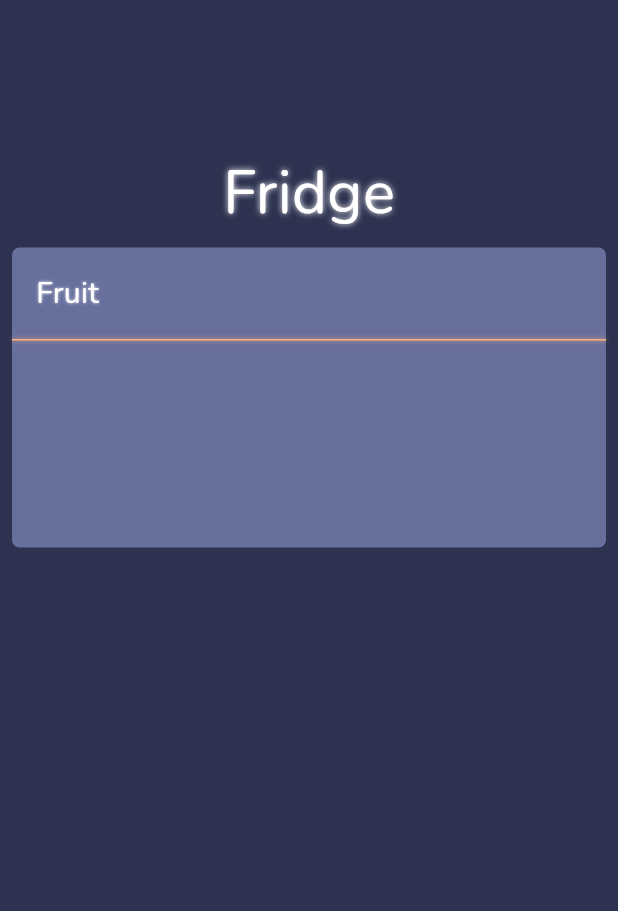
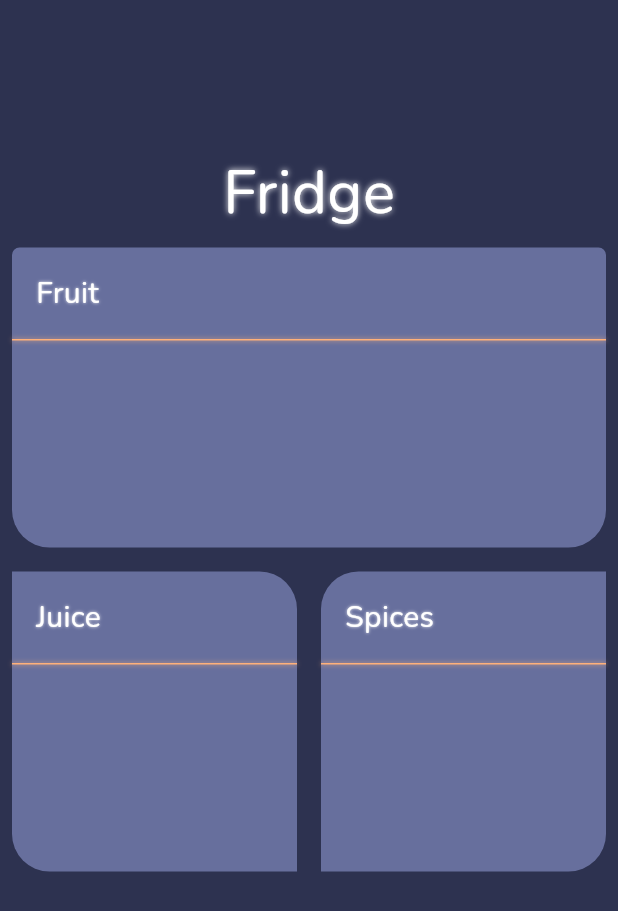
Before and after one commit to Omecraft/Autochief, a Flutter app: the Fridge screen opened by its route, on a phone screen of 412 x 824 dp. Shown: the top 911 px of the screen. Run offline on Flutter 3.47's test engine with Material 3 defaults, Android fonts, the phone set to English and light mode, and no system bars; our stand-ins replace crystal_navigation_bar, custom_sliding_segmented_control, fl_chart, google_fonts, iconly, isar; accounts and stored records are empty; generated files the repository leaves out were written again; network calls fail.

Commit message:
Started the set-up of ingredients database and tried out things on the fridge page

```diff
--- a/lib/Page/addmeal.dart
+++ b/lib/Page/addmeal.dart
@@ -165,9 +165,9 @@ class Addmeal extends StatelessWidget {
               child: Padding(
                 padding: const EdgeInsets.all(8.0),
                 child: TextField(
-                  controller: mealname,
+                  controller: mealdescription,
                   decoration: const InputDecoration(
-                  hintText: 'Meal Name',
+                  hintText: 'Description',
                   hintStyle: TextStyle(
                     color: Color(0xFFffb17a),
                     fontSize: 20,
--- a/lib/Page/fridge.dart
+++ b/lib/Page/fridge.dart
@@ -1,4 +1,5 @@
 import 'package:autochiefv2/Widget/Fridgepart.dart';
+import 'package:autochiefv2/Widget/fridgepartrow.dart';
 import 'package:flutter/material.dart';
 import 'package:google_fonts/google_fonts.dart';
 
@@ -8,7 +9,7 @@ class Fridge extends StatelessWidget {
   @override
   Widget build(BuildContext context) {
     return Scaffold(
-      backgroundColor: Color(0xFF2d3250),
+      backgroundColor: const Color(0xFF2d3250),
       body: SingleChildScrollView(
         child: Column(
           children: [
@@ -31,8 +32,8 @@ class Fridge extends StatelessWidget {
           const Padding(
             padding: EdgeInsets.all(8.0),
             child: Fridgepart(namecategory: "Fruit"),
-          )
-
+          ),
+          Fridgepartrow(name1: "Juice", name2: "Spices")
 
           ],
         ),
--- a/lib/Widget/Fridgepart.dart
+++ b/lib/Widget/Fridgepart.dart
@@ -13,7 +13,12 @@ class Fridgepart extends StatelessWidget {
       width: double.infinity,
       decoration: BoxDecoration(
         color: const Color(0xFF676f9d),
-        borderRadius: BorderRadius.circular(5),
+        borderRadius: BorderRadius.only(
+          bottomRight: Radius.circular(25),
+          bottomLeft: Radius.circular(25),
+          topLeft: Radius.circular(5),
+          topRight: Radius.circular(5),
+        ),
       ),
       child: Column(
         crossAxisAlignment: CrossAxisAlignment.start,
--- /dev/null
+++ b/lib/Widget/fridgepartrow.dart
@@ -0,0 +1,117 @@
+import 'package:flutter/material.dart';
+import 'package:google_fonts/google_fonts.dart';
+
+class Fridgepartrow extends StatelessWidget {
+  final String name1;
+  final String name2;
+
+  const Fridgepartrow({super.key, required this.name1, required this.name2});
+
+  @override
+  Widget build(BuildContext context) {
+    return Row(
+      children: [
+        Expanded(
+          flex: 1,
+          child: Padding(
+            padding: const EdgeInsets.all(8.0),
+            child: Container(
+              height: 200,
+              width: double.infinity,
+              decoration: BoxDecoration(
+                color: const Color(0xFF676f9d),
+                borderRadius: BorderRadius.only(
+                  topRight: Radius.circular(25),
+                  bottomLeft: Radius.circular(25),
+                ),
+              ),
+              child: Column(
+                crossAxisAlignment: CrossAxisAlignment.start,
+                children: [
+                  Padding(
+                    padding: const EdgeInsets.all(16.0),
+                    child: Text(name1, style: GoogleFonts.nunito(
+                      fontSize: 20,
+                      color: const Color.fromARGB(255, 255, 255, 255),
+                      shadows: [
+                        const Shadow(
+                          blurRadius: 2.0,
+                          color: Color.fromARGB(255, 255, 255, 255),
+                          offset: Offset(0.0, 0.0),
+                        ),
+                      ]
+                    ),),
+                  ),
+                  Container(
+                    height: 1,
+
+                    decoration: const BoxDecoration(
+                      color:  Color(0xFFffb17a),
+                      boxShadow: [
+                        BoxShadow(
+                          blurRadius: 2.0,
+                          color: Color(0xFFffb17a),
+                          offset: Offset(0, 0.0),
+                        ),
+                      ],
+                    ),
+                  )
+                ],
+              ),
+            ),
+          ),
+        ),
+        Expanded(
+          flex: 1,
+          child: Padding(
+            padding: const EdgeInsets.all(8.0),
+            child: Container(
+              height: 200,
+              width: double.infinity,
+              decoration: BoxDecoration(
+                color: const Color(0xFF676f9d),
+                borderRadius: BorderRadius.only(
+                  topLeft: Radius.circular(25),
+                  bottomRight: Radius.circular(25),
+                ),
+              ),
+              child: Column(
+                crossAxisAlignment: CrossAxisAlignment.start,
+                children: [
+                  Padding(
+                    padding: const EdgeInsets.all(16.0),
+                    child: Text(name2, style: GoogleFonts.nunito(
+                      fontSize: 20,
+                      color: const Color.fromARGB(255, 255, 255, 255),
+                      shadows: [
+                        const Shadow(
+                          blurRadius: 2.0,
+                          color: Color.fromARGB(255, 255, 255, 255),
+                          offset: Offset(0.0, 0.0),
+                        ),
+                      ]
+                    ),),
+                  ),
+                  Container(
+                    height: 1,
+
+                    decoration: const BoxDecoration(
+                      color:  Color(0xFFffb17a),
+                      boxShadow: [
+                        BoxShadow(
+                          blurRadius: 2.0,
+                          color: Color(0xFFffb17a),
+                          offset: Offset(0, 0.0),
+                        ),
+                      ],
+                    ),
+                  )
+                ],
+              ),
+            ),
+          ),
+        ),
+      ],
+    );
+  }
+}
```
Also changed, not shown: lib/Data/data_ingredient.dart (added, +14 -0 lines), lib/Data/mealdatabase.dart (+36 -1 lines), lib/main.dart (+9 -3 lines), lib/Data/data_ingredient.g.dart (added).
